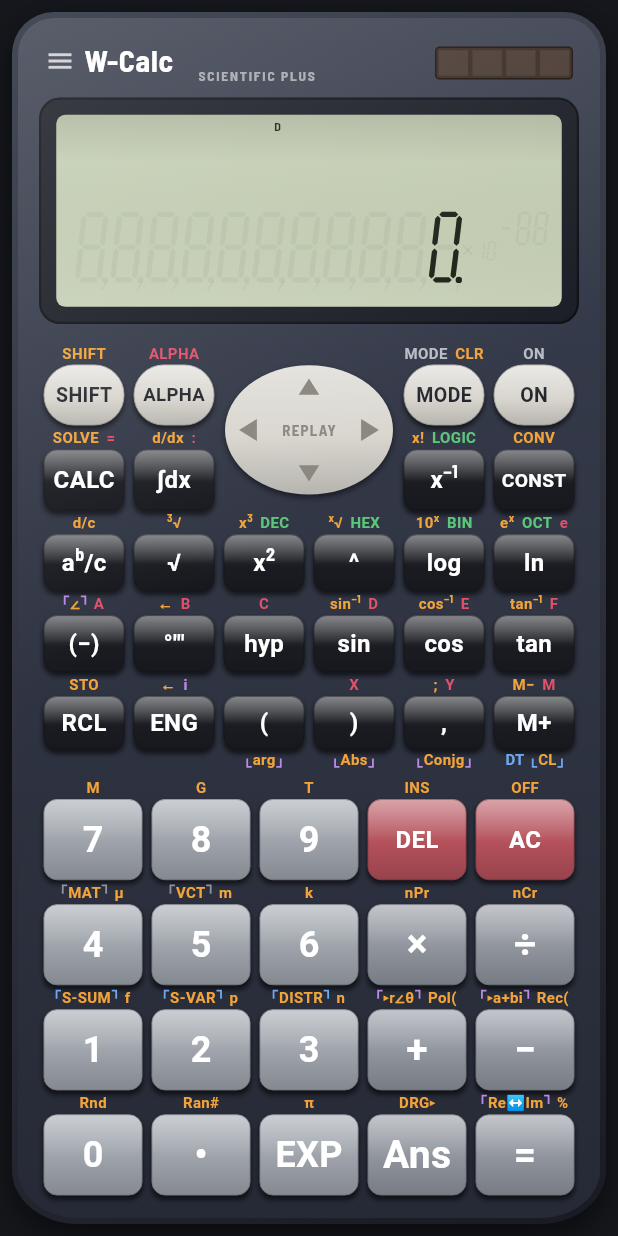
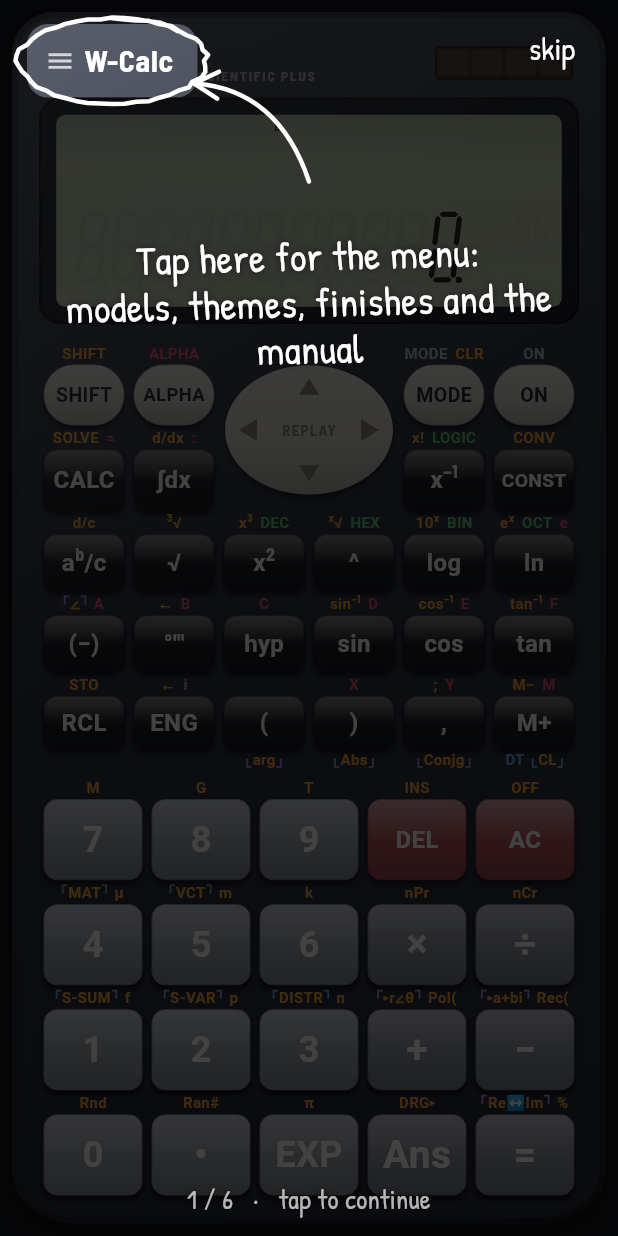
Before and after one commit to winzerprince/w-calc, a Flutter app: the screen it shows after launch, on a phone screen of 412 x 824 dp. Run offline on Flutter 3.47's test engine with Material 3 defaults, Android fonts, the phone set to English and light mode, and no system bars; our stand-ins replace shared_preferences, web; missing offline and left inert: dart:js_interop.

Commit message:
feat(ui): first-start tours with hand-drawn notes (#87)
- CoachTour: dark scrim with spotlight, hand-drawn ring and marker arrow drawn progressively, handwriting notes (Patrick Hand, OFL), eased in/out; tap anywhere to continue, skip to close.
- Tours: calculator (menu, display, modifier, MODE, solar panel, keys), models, theme, manual; shown once after preferences load; Settings ▸ Help replays each.
- Settings keep seen tours and a loaded flag; licence texts declared as assets (fixes the OFL entries on the licence page).
- Widget tests for showing, advancing, skipping and not repeating.

Co-authored-by: Claude Opus 5.5 <noreply@anthropic.com>

```diff
--- a/lib/main.dart
+++ b/lib/main.dart
@@ -27,6 +27,9 @@ void _registerFontLicences() {
   LicenseRegistry.addLicense(() async* {
     final ofl = await rootBundle.loadString('assets/fonts/OFL.txt');
     yield LicenseEntryWithLineBreaks(['Barlow Semi Condensed'], ofl);
+    yield LicenseEntryWithLineBreaks([
+      'Patrick Hand',
+    ], await rootBundle.loadString('assets/fonts/OFL-PatrickHand.txt'));
     yield const LicenseEntryWithLineBreaks(
       ['Noto Sans Math (subset)'],
       'Copyright 2022 The Noto Project Authors. Licensed under the SIL Open Font License, Version 1.1.',
--- a/lib/ui/calculator_screen.dart
+++ b/lib/ui/calculator_screen.dart
@@ -13,6 +13,7 @@ import 'keypad.dart';
 import 'lcd.dart';
 import 'lcd/dot_lcd.dart';
 import 'skin.dart';
+import 'tour/tours.dart';
 import 'state_store.dart';
 
 class CalculatorScreen extends StatefulWidget {
@@ -58,6 +59,30 @@ class _CalculatorScreenState extends State<CalculatorScreen> {
       }
     }
   }
+
+  bool _tourChecked = false;
+
+  @override
+  void initState() {
+    super.initState();
+    calculatorTourRequest.addListener(replayTour);
+  }
+
+  /// First run: the calculator tour, once preferences are known.
+  void _maybeTour() {
+    final settings = SettingsScope.maybeOf(context);
+    if (_tourChecked || settings == null || !settings.loaded) return;
+    _tourChecked = true;
+    runTourOnce(context, Tours.calculator, () => calculatorTour(_model!));
+  }
+
+  /// Settings ▸ Tours ▸ Calculator.
+  void replayTour() => runTourOnce(
+    context,
+    Tours.calculator,
+    () => calculatorTour(_model!),
+    force: true,
+  );
 
   /// Restores [engine]'s saved state once storage answers, if it is still
   /// the engine in use.
@@ -185,6 +210,7 @@ class _CalculatorScreenState extends State<CalculatorScreen> {
 
   @override
   void dispose() {
+    calculatorTourRequest.removeListener(replayTour);
     if (_focusMode) setFullscreen(false);
     _focus.dispose();
     super.dispose();
@@ -192,6 +218,7 @@ class _CalculatorScreenState extends State<CalculatorScreen> {
 
   @override
   Widget build(BuildContext context) {
+    _maybeTour();
     final skin = CalcSkin.of(context);
     return Scaffold(
       backgroundColor: skin.background,
@@ -207,6 +234,7 @@ class _CalculatorScreenState extends State<CalculatorScreen> {
               // Landscape: LCD beside the keypad instead of a squashed keypad.
               final landscape = box.maxWidth > box.maxHeight * 1.15;
               final lcd = _Bezel(
+                key: TourKeys.lcd,
                 child: GestureDetector(
                   key: const Key('lcd-copy'),
                   onLongPress: _copyResult,
@@ -216,7 +244,10 @@ class _CalculatorScreenState extends State<CalculatorScreen> {
                   ),
                 ),
               );
-              final keypad = Keypad(onPress: _press);
+              final keypad = KeyedSubtree(
+                key: TourKeys.keypad,
+                child: Keypad(onPress: _press, tourTargets: true),
+              );
               return Center(
                 child: ConstrainedBox(
                   constraints: landscape
@@ -298,7 +329,10 @@ class _Header extends StatelessWidget {
             child: Row(
               crossAxisAlignment: CrossAxisAlignment.end,
               children: [
-                _MenuButton(onReset: onReset),
+                KeyedSubtree(
+                  key: TourKeys.menu,
+                  child: _MenuButton(onReset: onReset),
+                ),
                 const SizedBox(width: 8),
                 Text(
                   ModelScope.of(context).name.toUpperCase(),
@@ -328,6 +362,7 @@ class _Header extends StatelessWidget {
               behavior: HitTestBehavior.opaque,
               onTap: onFocus,
               child: Padding(
+                key: TourKeys.solar,
                 padding: const EdgeInsets.all(4),
                 child: _solar(context),
               ),
@@ -367,7 +402,7 @@ class _Header extends StatelessWidget {
 }
 
 class _Bezel extends StatelessWidget {
-  const _Bezel({required this.child});
+  const _Bezel({super.key, required this.child});
 
   final Widget child;
 
--- a/lib/ui/keypad.dart
+++ b/lib/ui/keypad.dart
@@ -6,15 +6,26 @@ import 'keypad_layout.dart';
 import 'legend.dart';
 import 'finish.dart';
 import 'skin.dart';
+import 'tour/tours.dart';
 
 /// Height of one printed legend strip.
 const double _stripHeight = 13;
 
 /// Full keypad: top block (modifiers + cursor disc), function rows, number rows.
 class Keypad extends StatelessWidget {
-  const Keypad({super.key, required this.onPress});
+  const Keypad({super.key, required this.onPress, this.tourTargets = false});
 
   final ValueChanged<CalcKey> onPress;
+
+  /// Attach the tour's keys (only on the main calculator, never on
+  /// thumbnails, so each GlobalKey is used once).
+  final bool tourTargets;
+
+  static Key? _tourKey(CalcKey k) => switch (k) {
+    CalcKey.shift => TourKeys.shift,
+    CalcKey.mode => TourKeys.mode,
+    _ => null,
+  };
 
   Widget _row(List<KeySpec> specs) {
     final hasBelow = specs.any((s) => s.below.isNotEmpty);
@@ -23,7 +34,12 @@ class Keypad extends StatelessWidget {
       children: [
         for (final s in specs)
           Expanded(
-            child: KeyButton(spec: s, onPress: onPress, reserveBelow: hasBelow),
+            child: KeyButton(
+              key: tourTargets ? _tourKey(s.key) : null,
+              spec: s,
+              onPress: onPress,
+              reserveBelow: hasBelow,
+            ),
           ),
       ],
     );
--- /dev/null
+++ b/lib/ui/tour/coach_tour.dart
@@ -0,0 +1,291 @@
+import 'dart:math' as math;
+import 'dart:ui' as ui;
+
+import 'package:flutter/material.dart';
+
+/// One note of a tour: what to point at and what to say about it.
+class TourStep {
+  const TourStep(this.target, this.text);
+
+  /// Widget to highlight; null points nowhere (a closing note).
+  final GlobalKey? target;
+  final String text;
+}
+
+/// Shows [steps] as whiteboard-style notes over a dark scrim. Any tap moves
+/// on; "skip" (or the last tap) ends the tour.
+Future<void> showTour(BuildContext context, List<TourStep> steps) {
+  if (steps.isEmpty) return Future.value();
+  return Navigator.of(context, rootNavigator: true).push(
+    PageRouteBuilder<void>(
+      opaque: false,
+      barrierDismissible: false,
+      transitionDuration: const Duration(milliseconds: 280),
+      reverseTransitionDuration: const Duration(milliseconds: 220),
+      pageBuilder: (_, _, _) => _TourOverlay(steps: steps),
+      transitionsBuilder: (_, a, _, child) => FadeTransition(
+        opacity: CurvedAnimation(parent: a, curve: Curves.easeInOut),
+        child: child,
+      ),
+    ),
+  );
+}
+
+class _TourOverlay extends StatefulWidget {
+  const _TourOverlay({required this.steps});
+
+  final List<TourStep> steps;
+
+  @override
+  State<_TourOverlay> createState() => _TourOverlayState();
+}
+
+class _TourOverlayState extends State<_TourOverlay>
+    with SingleTickerProviderStateMixin {
+  late final AnimationController _draw = AnimationController(
+    vsync: this,
+    duration: const Duration(milliseconds: 900),
+  )..forward();
+  int _index = 0;
+
+  @override
+  void dispose() {
+    _draw.dispose();
+    super.dispose();
+  }
+
+  Future<void> _next() async {
+    if (_index >= widget.steps.length - 1) {
+      Navigator.of(context).pop();
+      return;
+    }
+    await _draw.reverse(from: 0.35);
+    if (!mounted) return;
+    setState(() => _index++);
+    _draw.forward(from: 0);
+  }
+
+  Rect? _targetRect(TourStep step) {
+    final ctx = step.target?.currentContext;
+    final box = ctx?.findRenderObject();
+    if (box is! RenderBox || !box.hasSize || !box.attached) return null;
+    final overlay = context.findRenderObject() as RenderBox?;
+    final topLeft = box.localToGlobal(Offset.zero, ancestor: overlay);
+    return topLeft & box.size;
+  }
+
+  @override
+  Widget build(BuildContext context) {
+    final step = widget.steps[_index];
+    final rect = _targetRect(step);
+    final size = MediaQuery.sizeOf(context);
+    final textBelow = rect == null || rect.center.dy < size.height * 0.45;
+    const handStyle = TextStyle(
+      fontFamily: 'Hand',
+      color: Colors.white,
+      fontSize: 27,
+      height: 1.15,
+      shadows: [Shadow(color: Colors.black54, blurRadius: 6)],
+    );
+    return Material(
+      type: MaterialType.transparency,
+      child: Semantics(
+        liveRegion: true,
+        label:
+            'Tour ${_index + 1} of ${widget.steps.length}: ${step.text}. '
+            'Tap to continue.',
+        child: GestureDetector(
+          key: const Key('tour-overlay'),
+          behavior: HitTestBehavior.opaque,
+          onTap: _next,
+          child: AnimatedBuilder(
+            animation: _draw,
+            builder: (context, _) {
+              final t = Curves.easeInOut.transform(_draw.value);
+              final textBox = _textBox(size, rect, textBelow);
+              return Stack(
+                children: [
+                  Positioned.fill(
+                    child: CustomPaint(
+                      painter: _TourPainter(
+                        target: rect,
+                        progress: t,
+                        from: textBelow
+                            ? textBox.topCenter + const Offset(0, -6)
+                            : textBox.bottomCenter + const Offset(0, 6),
+                        seed: _index,
+                      ),
+                    ),
+                  ),
+                  Positioned.fromRect(
+                    rect: textBox,
+                    child: Opacity(
+                      opacity: t,
+                      child: Transform.rotate(
+                        angle: (_index.isEven ? -1 : 1) * 0.025,
+                        child: Transform.scale(
+                          scale: 0.92 + 0.08 * t,
+                          child: Center(
+                            child: Text(
+                              step.text,
+                              key: const Key('tour-text'),
+                              textAlign: TextAlign.center,
+                              style: handStyle,
+                            ),
+                          ),
+                        ),
+                      ),
+                    ),
+                  ),
+                  Positioned(
+                    right: 12,
+                    top: MediaQuery.paddingOf(context).top + 8,
+                    child: TextButton(
+                      key: const Key('tour-skip'),
+                      onPressed: () => Navigator.of(context).pop(),
+                      child: Text(
+                        'skip',
+                        style: handStyle.copyWith(fontSize: 21),
+                      ),
+                    ),
+                  ),
+                  Positioned(
+                    left: 0,
+                    right: 0,
+                    bottom: MediaQuery.paddingOf(context).bottom + 14,
+                    child: Text(
+                      '${_index + 1} / ${widget.steps.length}   ·   tap to continue',
+                      textAlign: TextAlign.center,
+                      style: handStyle.copyWith(
+                        fontSize: 18,
+                        color: Colors.white70,
+                      ),
+                    ),
+                  ),
+                ],
+              );
+            },
+          ),
+        ),
+      ),
+    );
+  }
+
+  /// Where the note goes: above or below the highlighted area.
+  Rect _textBox(Size size, Rect? target, bool below) {
+    const margin = 28.0, h = 150.0;
+    if (target == null) {
+      return Rect.fromCenter(
+        center: size.center(Offset.zero),
+        width: size.width - 2 * margin,
+        height: h,
+      );
+    }
+    final top = below
+        ? math.min(target.bottom + 70, size.height - h - 60)
+        : math.max(target.top - 70 - h, 60.0);
+    return Rect.fromLTWH(margin, top, size.width - 2 * margin, h);
+  }
+}
+
+/// Scrim with a spotlight, a hand-drawn ring around the target and a
+/// marker arrow from the note to it, drawn progressively.
+class _TourPainter extends CustomPainter {
+  _TourPainter({
+    required this.target,
+    required this.progress,
+    required this.from,
+    required this.seed,
+  });
+
+  final Rect? target;
+  final double progress;
+  final Offset from;
+  final int seed;
+
+  @override
+  void paint(Canvas canvas, Size size) {
+    final full = Offset.zero & size;
+    final scrim = Paint()..color = Colors.black.withValues(alpha: 0.74);
+    final t = target;
+    if (t == null) {
+      canvas.drawRect(full, scrim);
+      return;
+    }
+    final hole = RRect.fromRectAndRadius(
+      t.inflate(8),
+      const Radius.circular(14),
+    );
+    canvas.drawPath(
+      Path.combine(
+        PathOperation.difference,
+        Path()..addRect(full),
+        Path()..addRRect(hole),
+      ),
+      scrim,
+    );
+
+    final pen = Paint()
+      ..color = Colors.white
+      ..style = PaintingStyle.stroke
+      ..strokeWidth = 3
+      ..strokeCap = StrokeCap.round
+      ..strokeJoin = StrokeJoin.round;
+
+    // Ring: a wobbly loop that overshoots its start, like a marker circle.
+    final rnd = math.Random(seed * 7 + 3);
+    final ring = Path();
+    final c = t.center;
+    final rx = t.width / 2 + 14, ry = t.height / 2 + 12;
+    const steps = 48;
+    for (var i = 0; i <= steps + 6; i++) {
+      final a = -math.pi / 2 + 2 * math.pi * i / steps;
+      final wobble = 1 + (rnd.nextDouble() - 0.5) * 0.06;
+      final p =
+          c + Offset(math.cos(a) * rx * wobble, math.sin(a) * ry * wobble);
+      if (i == 0) {
+        ring.moveTo(p.dx, p.dy);
+      } else {
+        ring.lineTo(p.dx, p.dy);
+      }
+    }
+    _drawPartial(canvas, ring, pen, (progress * 1.6).clamp(0, 1));
+
+    // Arrow: a gentle curve from the note to the ring's edge.
+    final toward = c - from;
+    final dist = toward.distance;
+    if (dist < 1) return;
+    final dir = toward / dist;
+    final end = c - Offset(dir.dx * rx * 1.02, dir.dy * ry * 1.02);
+    final normal = Offset(-dir.dy, dir.dx);
+    final bend = (seed.isEven ? 1 : -1) * dist * 0.22;
+    final ctrl = Offset.lerp(from, end, 0.5)! + normal * bend;
+    final arrow = Path()
+      ..moveTo(from.dx, from.dy)
+      ..quadraticBezierTo(ctrl.dx, ctrl.dy, end.dx, end.dy);
+    final arrowT = ((progress - 0.25) / 0.6).clamp(0.0, 1.0);
+    _drawPartial(canvas, arrow, pen, arrowT);
+    if (arrowT >= 1) {
+      // Arrow head: two short strokes back from the tip.
+      final back = (end - ctrl);
+      final b = back / back.distance;
+      final n = Offset(-b.dy, b.dx);
+      final head = Path()
+        ..moveTo(end.dx - b.dx * 16 + n.dx * 9, end.dy - b.dy * 16 + n.dy * 9)
+        ..lineTo(end.dx, end.dy)
+        ..lineTo(end.dx - b.dx * 16 - n.dx * 9, end.dy - b.dy * 16 - n.dy * 9);
+      canvas.drawPath(head, pen);
+    }
+  }
+
+  void _drawPartial(Canvas canvas, Path path, Paint paint, double t) {
+    if (t <= 0) return;
+    for (final ui.PathMetric m in path.computeMetrics()) {
+      canvas.drawPath(m.extractPath(0, m.length * t), paint);
+    }
+  }
+
+  @override
+  bool shouldRepaint(_TourPainter old) =>
+      old.progress != progress || old.target != target || old.from != from;
+}
--- /dev/null
+++ b/lib/ui/tour/tours.dart
@@ -0,0 +1,113 @@
+import 'package:flutter/widgets.dart';
+import 'package:wcalc_engine/wcalc_engine.dart' show CalcKey;
+
+import '../../app/app_settings.dart';
+import '../../app/calc_model.dart';
+import '../legend.dart';
+import 'coach_tour.dart';
+
+/// Widgets the tours point at.
+abstract final class TourKeys {
+  static final menu = GlobalKey(debugLabel: 'tour-menu');
+  static final lcd = GlobalKey(debugLabel: 'tour-lcd');
+  static final shift = GlobalKey(debugLabel: 'tour-shift');
+  static final mode = GlobalKey(debugLabel: 'tour-mode');
+  static final solar = GlobalKey(debugLabel: 'tour-solar');
+  static final keypad = GlobalKey(debugLabel: 'tour-keypad');
+  static final modelPicture = GlobalKey(debugLabel: 'tour-model-picture');
+  static final modelChoice = GlobalKey(debugLabel: 'tour-model-choice');
+  static final skins = GlobalKey(debugLabel: 'tour-skins');
+  static final finish = GlobalKey(debugLabel: 'tour-finish');
+  static final manualSearch = GlobalKey(debugLabel: 'tour-manual-search');
+  static final manualChapters = GlobalKey(debugLabel: 'tour-manual-chapters');
+}
+
+/// Tour ids (stored once seen).
+abstract final class Tours {
+  static const calculator = 'calculator';
+  static const models = 'models';
+  static const theme = 'theme';
+  static const manual = 'manual';
+}
+
+List<TourStep> calculatorTour(CalcModel model) {
+  final shift =
+      model.layout.allKeys
+          .where((k) => k.key == CalcKey.shift)
+          .map((k) => legendText(k.main))
+          .firstOrNull ??
+      'SHIFT';
+  return [
+    TourStep(
+      TourKeys.menu,
+      'Tap here for the menu:\nmodels, themes, finishes and the manual',
+    ),
+    TourStep(
+      TourKeys.lcd,
+      'This is your display.\nLong-press it to copy the answer!',
+    ),
+    TourStep(
+      TourKeys.shift,
+      '$shift unlocks the coloured\nlabels printed above the keys',
+    ),
+    TourStep(
+      TourKeys.mode,
+      'MODE switches modes — statistics,\nequations, complex numbers…',
+    ),
+    TourStep(TourKeys.solar, 'Psst… tap the solar panel\nfor full screen'),
+    TourStep(
+      TourKeys.keypad,
+      'Every key works like the real thing.\nHappy calculating!',
+    ),
+  ];
+}
+
+final modelsTour = [
+  TourStep(
+    TourKeys.modelPicture,
+    'Tap a picture to see\nthe calculator up close',
+  ),
+  TourStep(
+    TourKeys.modelChoice,
+    'Pick the one that looks like yours —\nit switches straight away',
+  ),
+];
+
+final themeTour = [
+  TourStep(TourKeys.skins, 'Colours for the body,\nkeys and display'),
+  TourStep(TourKeys.finish, 'And the feel: glossy, matte,\nrubber or metal'),
+];
+
+final manualTour = [
+  TourStep(
+    TourKeys.manualSearch,
+    'Search anything —\ntry “fraction” or “mean”',
+  ),
+  TourStep(
+    TourKeys.manualChapters,
+    '…or browse the chapters,\nwritten for your model',
+  ),
+];
+
+/// Runs tour [id] once (after the page has been laid out), unless it was
+/// seen before or settings are not loaded yet. [force] replays it.
+void runTourOnce(
+  BuildContext context,
+  String id,
+  List<TourStep> Function() steps, {
+  bool force = false,
+}) {
+  final settings = SettingsScope.maybeOf(context);
+  if (settings == null) return;
+  if (!force && (!settings.loaded || settings.seenTours.contains(id))) return;
+  settings.markTourSeen(id);
+  WidgetsBinding.instance.addPostFrameCallback((_) async {
+    // Let page transitions finish so targets are in place.
+    await Future<void>.delayed(const Duration(milliseconds: 350));
+    if (!context.mounted) return;
+    await showTour(context, steps());
+  });
+}
+
+/// Settings ▸ Help asks the calculator screen to replay its tour.
+final calculatorTourRequest = ValueNotifier<int>(0);
```
Also changed, not shown: assets/fonts/OFL-PatrickHand.txt (added, +93 -0 lines), lib/app/app_settings.dart (+28 -1 lines), lib/ui/pages/manual_page.dart (+10 -1 lines), lib/ui/pages/model_page.dart (+12 -3 lines), lib/ui/pages/settings_page.dart (+46 -0 lines), lib/ui/pages/theme_page.dart (+10 -3 lines), pubspec.yaml (+9 -0 lines), assets/fonts/PatrickHand-Regular.ttf (added), 4 other files.
